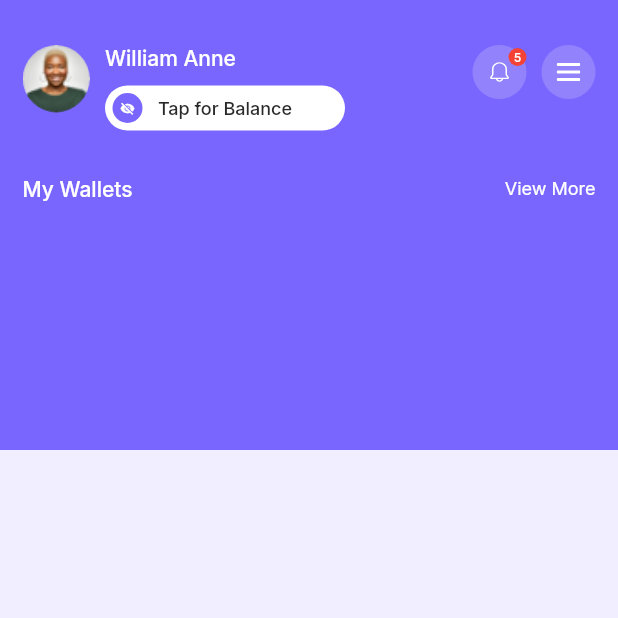
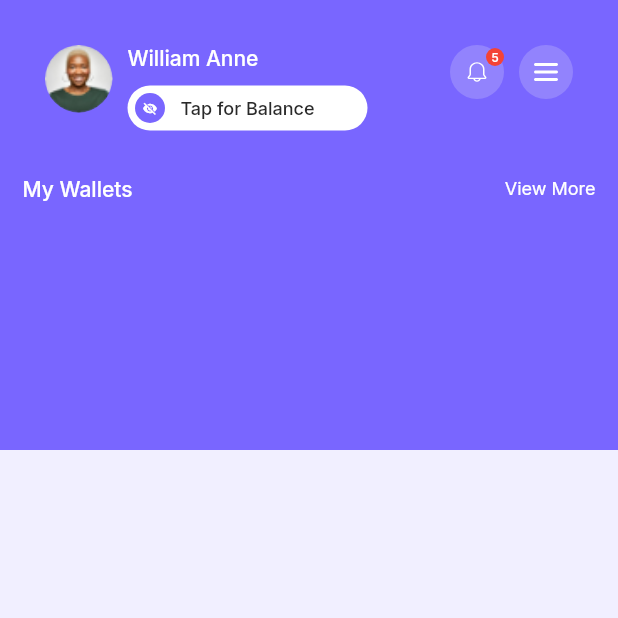
Before and after one commit to Sarthak-source/x-cash, a Flutter app: the HomeScreen screen opened directly, on a phone screen of 412 x 824 dp, the top half of it. Run offline on Flutter 3.47's test engine with Material 2 defaults, Android fonts, the light colour scheme and no system bars; our stand-ins replace flutter_svg, get, google_fonts.

Commit message:
add_padding_widget

```diff
--- a/lib/view/screens/home/widget/top_section.dart
+++ b/lib/view/screens/home/widget/top_section.dart
@@ -24,7 +24,9 @@ class _TopSectionState extends State<TopSection> {
 
   @override
   Widget build(BuildContext context) {
-    return Row(
+    return Padding(
+      padding: const EdgeInsets.symmetric(horizontal: Dimensions.space15),
+      child: Row(
         mainAxisAlignment: MainAxisAlignment.spaceBetween,
         crossAxisAlignment: CrossAxisAlignment.start,
         children: [
@@ -101,6 +103,7 @@ class _TopSectionState extends State<TopSection> {
             ],
           )
         ],
+      ),
     );
   }
 
```
Lines whose indentation alone changed are shown as unchanged.
